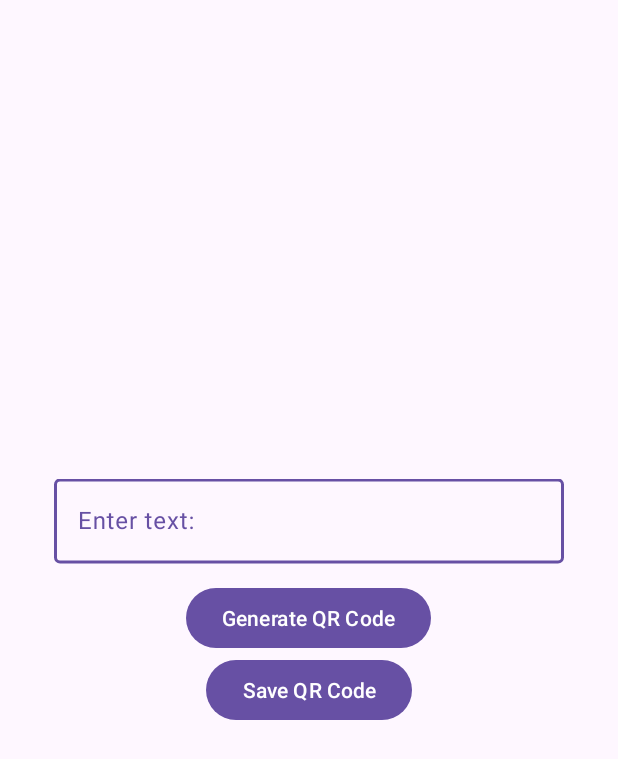
After one commit to CMPUT301W24T57/holos-Project, an Android app: the QRGen screen opened directly, with no data from a screen before it, on a phone screen of 412 x 824 dp. The commit adds this screen. Shown: the top 759 px of the screen. Run offline under Robolectric (Android 15) with nearby library versions, the phone set to English and light mode, and no system bars; libraries missing offline, so code that uses them is left out: androidmads.library.qrgenearator.

Commit message:
added generator functionality
using https://github.com/androidmads/QRGenerator,

can make a QR code that just has text as its data

think about using a hash to point to an event in firebase?

```diff
--- /dev/null
+++ b/HolosProject/app/src/main/java/com/example/holosproject/QRGen.java
@@ -0,0 +1,53 @@
+package com.example.holosproject;
+
+import android.graphics.Bitmap;
+import android.os.Bundle;
+import android.os.Environment;
+import android.view.View;
+import android.widget.Button;
+import android.widget.ImageView;
+
+import androidx.activity.EdgeToEdge;
+import androidx.appcompat.app.AppCompatActivity;
+import androidx.core.graphics.Insets;
+import androidx.core.view.ViewCompat;
+import androidx.core.view.WindowInsetsCompat;
+
+import com.google.android.material.textfield.TextInputEditText;
+
+import androidmads.library.qrgenearator.QRGContents;
+import androidmads.library.qrgenearator.QRGEncoder;
+
+public class QRGen extends AppCompatActivity {
+// see https://github.com/androidmads/QRGenerator
+private String savePath = Environment.getExternalStorageDirectory().getPath() + "/QRCode/";
+    @Override
+    protected void onCreate(Bundle savedInstanceState) {
+        super.onCreate(savedInstanceState);
+        EdgeToEdge.enable(this);
+        setContentView(R.layout.activity_qrgen);
+        ViewCompat.setOnApplyWindowInsetsListener(findViewById(R.id.main), (v, insets) -> {
+            Insets systemBars = insets.getInsets(WindowInsetsCompat.Type.systemBars());
+            v.setPadding(systemBars.left, systemBars.top, systemBars.right, systemBars.bottom);
+            return insets;
+        });
+
+        Button genButton = findViewById(R.id.qr_btn);
+        Button saveButton = findViewById(R.id.save_btn);
+        ImageView QRView = findViewById(R.id.QRView);
+        TextInputEditText editText = findViewById(R.id.qrText);
+
+        genButton.setOnClickListener(new View.OnClickListener() {
+            @Override
+            public void onClick(View v) {
+                QRGEncoder qrgEncoder = new QRGEncoder(editText.getText().toString(), null, QRGContents.Type.TEXT, 200);
+                try {
+                    Bitmap bitmap = qrgEncoder.getBitmap(0);
+                    QRView.setImageBitmap(bitmap);
+                } catch (Exception e) {
+                    e.printStackTrace();
+                }
+            }
+        });
+    }
+}
--- /dev/null
+++ b/HolosProject/app/src/main/res/layout/activity_qrgen.xml
@@ -0,0 +1,55 @@
+<?xml version="1.0" encoding="utf-8"?>
+<RelativeLayout xmlns:android="http://schemas.android.com/apk/res/android"
+    xmlns:app="http://schemas.android.com/apk/res-auto"
+    xmlns:tools="http://schemas.android.com/tools"
+    android:id="@+id/main"
+    android:layout_width="match_parent"
+    android:layout_height="match_parent"
+    tools:context=".QRGen">
+
+    <com.google.android.material.textfield.TextInputLayout
+        android:layout_width="match_parent"
+        android:layout_height="wrap_content"
+        android:layout_margin="20sp"
+        style="@style/Widget.Material3.TextInputEditText.FilledBox.Dense"
+        android:id="@+id/inputLayout"
+        android:hint="Enter text:"
+        android:layout_centerVertical="true"
+        android:layout_centerHorizontal="true"
+        android:translationY="-75dp">
+        <com.google.android.material.textfield.TextInputEditText
+            android:layout_width="match_parent"
+            android:layout_height="wrap_content"
+            android:id="@+id/qrText">
+        </com.google.android.material.textfield.TextInputEditText>
+    </com.google.android.material.textfield.TextInputLayout>
+
+
+    <Button
+        android:id="@+id/qr_btn"
+        android:layout_width="wrap_content"
+        android:layout_height="wrap_content"
+        android:layout_centerVertical="true"
+        android:layout_centerHorizontal="true"
+        android:text="Generate QR Code" />
+
+    <Button
+        android:id="@+id/save_btn"
+        android:layout_width="wrap_content"
+        android:layout_height="wrap_content"
+        android:layout_centerVertical="true"
+        android:layout_centerHorizontal="true"
+        android:layout_below="@id/qr_btn"
+        android:text="Save QR Code" />
+
+    <ImageView
+        android:layout_width="200sp"
+        android:layout_height="200sp"
+        android:id="@+id/QRView"
+        android:layout_centerHorizontal="true"
+        android:layout_below="@id/save_btn"
+        android:layout_marginTop="20sp">
+
+    </ImageView>
+
+</RelativeLayout>
--- /dev/null
+++ b/HolosProject/app/src/main/res/values-land/dimens.xml
@@ -0,0 +1,3 @@
+<resources>
+      <dimen name="fab_margin">48dp</dimen>
+   </resources>
--- /dev/null
+++ b/HolosProject/app/src/main/res/values-v23/themes.xml
@@ -0,0 +1,8 @@
+<resources xmlns:tools="http://schemas.android.com/tools">
+  <style name="Theme.HolosProject" parent="Base.Theme.HolosProject">
+    <!-- Transparent system bars for edge-to-edge. -->
+    <item name="android:navigationBarColor">@android:color/transparent</item>
+    <item name="android:statusBarColor">@android:color/transparent</item>
+    <item name="android:windowLightStatusBar">?attr/isLightTheme</item>
+  </style>
+</resources>
--- /dev/null
+++ b/HolosProject/app/src/main/res/values-w1240dp/dimens.xml
@@ -0,0 +1,3 @@
+<resources>
+      <dimen name="fab_margin">200dp</dimen>
+   </resources>
--- /dev/null
+++ b/HolosProject/app/src/main/res/values-w600dp/dimens.xml
@@ -0,0 +1,3 @@
+<resources>
+      <dimen name="fab_margin">48dp</dimen>
+   </resources>
--- /dev/null
+++ b/HolosProject/app/src/main/res/values/dimens.xml
@@ -0,0 +1,3 @@
+<resources>
+      <dimen name="fab_margin">16dp</dimen>
+   </resources>
--- a/HolosProject/settings.gradle.kts
+++ b/HolosProject/settings.gradle.kts
@@ -10,6 +10,7 @@ dependencyResolutionManagement {
     repositories {
         google()
         mavenCentral()
+        maven { url = uri("https://jitpack.io") }
     }
 }
 
```
Also changed, not shown: HolosProject/app/build.gradle.kts (+7 -0 lines), HolosProject/app/src/main/AndroidManifest.xml (+11 -4 lines), HolosProject/app/src/main/java/com/example/holosproject/MainActivity.java (+11 -0 lines), HolosProject/app/src/main/res/layout/activity_main.xml (+12 -3 lines), HolosProject/app/src/main/res/navigation/nav_graph.xml (added, +28 -0 lines), HolosProject/app/src/main/res/values/strings.xml (+42 -0 lines).
